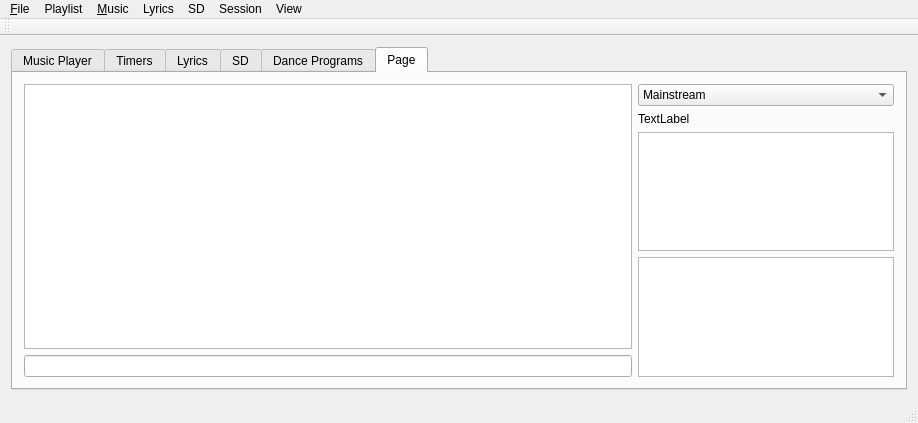
The window that SquareDesk-DEV/test123/mainwindow.ui (mpogue2/SquareDesk) describes before a commit, drawn with Qt 5.
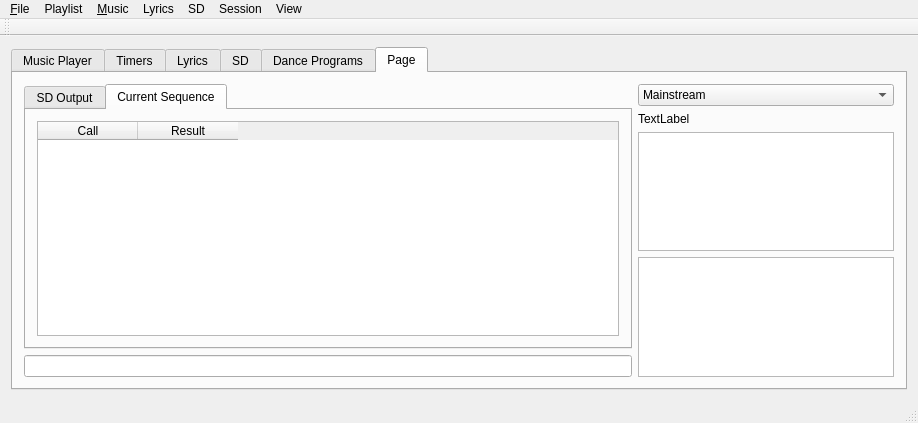
The same window after the commit. The open tabs and pages were chosen to show the change. Icons and pictures are not drawn. Custom widgets are drawn as their Qt base class.

Commit message: Start on the call list, fixed a stupid shutdown error

```diff
--- a/SquareDesk-DEV/test123/mainwindow.ui
+++ b/SquareDesk-DEV/test123/mainwindow.ui
@@ -1568,7 +1568,42 @@
         <item>
          <layout class="QVBoxLayout" name="verticalLayout_4">
           <item>
-           <widget class="QListWidget" name="listWidgetSDOutput"/>
+           <widget class="QTabWidget" name="tabWidget_2">
+            <property name="currentIndex">
+             <number>0</number>
+            </property>
+            <widget class="QWidget" name="tabWidget_2Page1">
+             <attribute name="title">
+              <string>SD Output</string>
+             </attribute>
+             <layout class="QVBoxLayout" name="verticalLayout_5">
+              <item>
+               <widget class="QListWidget" name="listWidgetSDOutput"/>
+              </item>
+             </layout>
+            </widget>
+            <widget class="QWidget" name="tabWidget_2Page2">
+             <attribute name="title">
+              <string>Current Sequence</string>
+             </attribute>
+             <layout class="QVBoxLayout" name="verticalLayout_7">
+              <item>
+               <widget class="QTableWidget" name="tableWidgetCurrentSequence">
+                <column>
+                 <property name="text">
+                  <string>Call</string>
+                 </property>
+                </column>
+                <column>
+                 <property name="text">
+                  <string>Result</string>
+                 </property>
+                </column>
+               </widget>
+              </item>
+             </layout>
+            </widget>
+           </widget>
           </item>
           <item>
            <widget class="QLineEdit" name="lineEditSDInput"/>
```
The commit also changes 3 other files.
